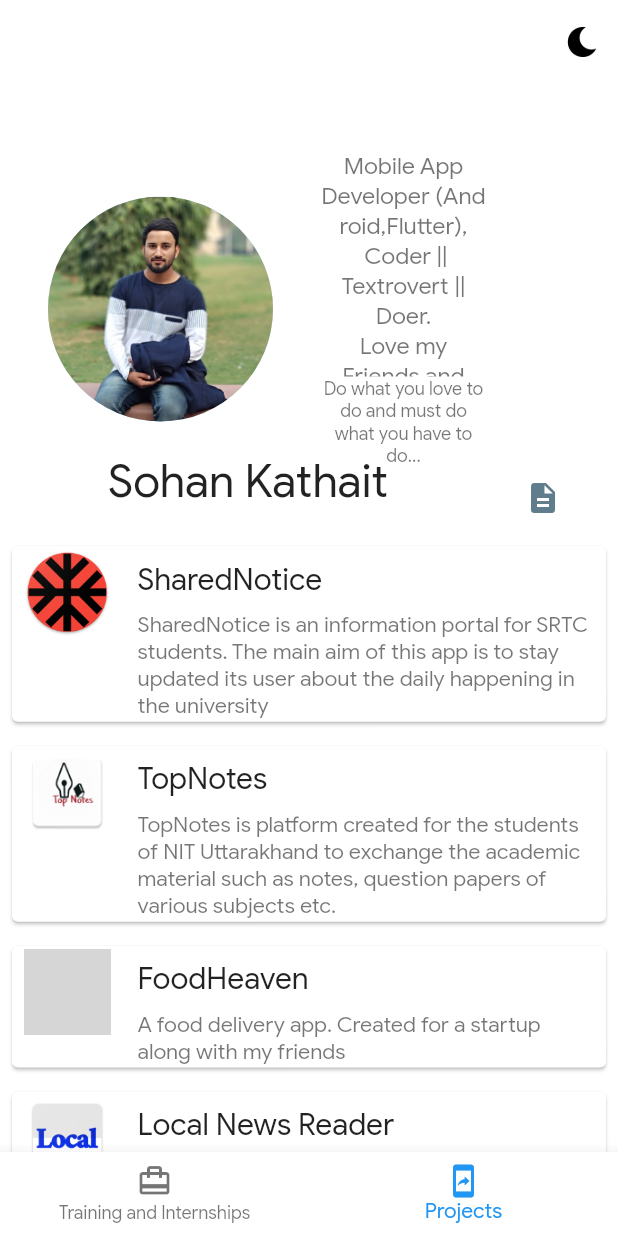
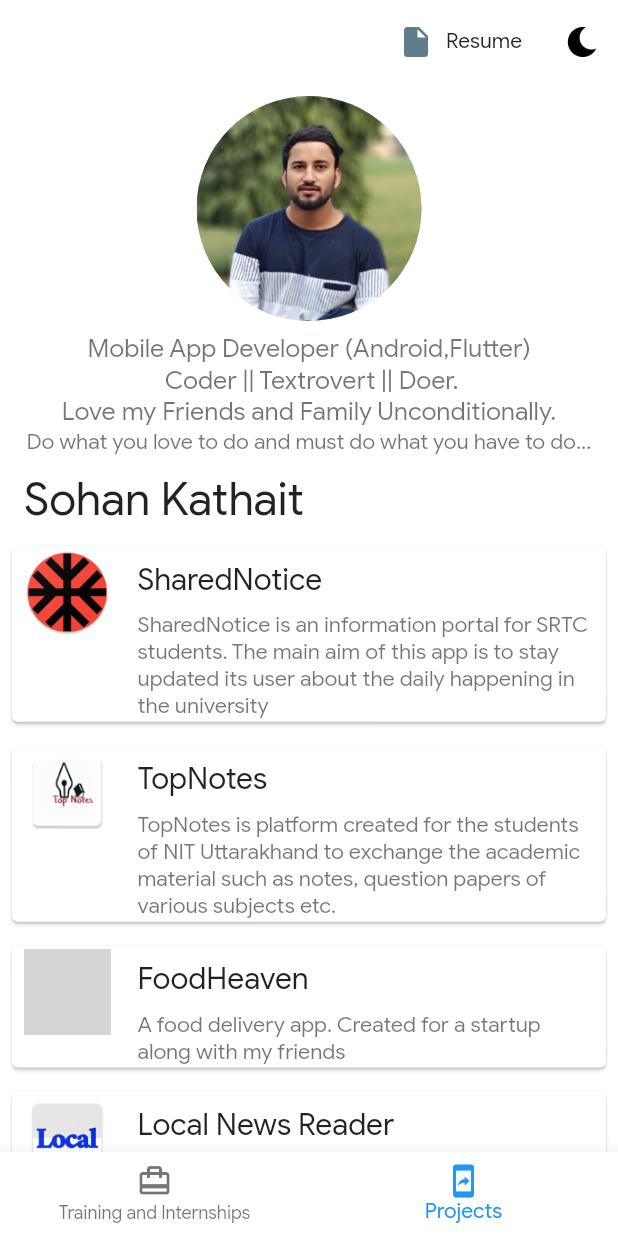
Before and after one commit to Thesohan/MyPortfolio, a Flutter app: the screen it shows after launch, item 2 of the bottom bar chosen, on a phone screen of 412 x 824 dp. Run offline on Flutter 3.47's test engine with Material 2 defaults, Android fonts, the light colour scheme and no system bars; missing offline and left inert: dart:html; grey boxes are pictures that could not be loaded.

Commit message:
final commit

```diff
--- a/lib/config/assets.dart
+++ b/lib/config/assets.dart
@@ -8,7 +8,6 @@ class Assets{
   static const twitter= 'assets/twitter.png';
   static const hacker= 'assets/hacker.png';
   static const ibit= 'assets/ib.png';
-
   static const atg_world = 'assets/atg.png';
   static const nituk = 'assets/nituk.jpg';
   static const genesis = 'assets/genesis.png';
@@ -18,7 +17,6 @@ class Assets{
   static const cetpa = 'assets/cetpa.png';
   static const topnotes = 'assets/works/topnotes.png';
   static const sharedNotice = 'assets/works/sharednotice.png';
-
   static const foodheaven = 'assets/works/foodheaven.png';
   static const isafe = 'assets/works/isafe.png';
   static const mmc= 'assets/works/isafe.png';
--- a/lib/config/companies.dart
+++ b/lib/config/companies.dart
@@ -5,9 +5,9 @@ final List<CompanyModel> companies = [
   CompanyModel(
       name: 'Genesis For Startup',
       description: 'Mobile app developer',
-      link: '',
+      link: 'https://drive.google.com/file/d/1B004tDLZs-JONZFncoJ6CFSMGs_cFw7g/view?usp=drivesdk',
       image: Assets.genesis,
-      date: '(July 1,2019 - Dec 31,2019)'),
+      date: '(Jan 13,2020 – Mar 26,2020)'),
   CompanyModel(
       name: 'Koverhoop Technologies',
       description: 'Flutter developer',
--- a/lib/config/social_profile_link.dart
+++ b/lib/config/social_profile_link.dart
@@ -1,4 +1,3 @@
-import 'package:flutter/cupertino.dart';
 import 'package:flutter/material.dart';
 import 'package:my_protfolio/config/assets.dart';
 import 'package:my_protfolio/config/constants.dart';
--- a/lib/pages/home_page.dart
+++ b/lib/pages/home_page.dart
@@ -2,6 +2,7 @@ import 'package:flutter/cupertino.dart';
 import 'package:flutter/material.dart';
 import 'package:my_protfolio/config/assets.dart';
 import 'package:my_protfolio/config/constants.dart';
+import 'package:my_protfolio/config/social_profile_link.dart';
 import 'package:my_protfolio/tabs/about_tab.dart';
 import 'package:my_protfolio/tabs/projects_tab.dart';
 import 'package:my_protfolio/widgets/responsive_widget.dart';
@@ -30,6 +31,15 @@ class _HomePageState extends State<HomePage> {
     return Scaffold(
       appBar: AppBar(
         actions: <Widget>[
+          FlatButton.icon(
+            icon: Icon(
+              Icons.insert_drive_file,
+              color: Colors.blueGrey,
+            ),
+            label: Text('Resume'),
+            onPressed: () =>
+                html.window.open(Constants.RESUME, 'Sohan Kathait'),
+          ),
           IconButton(
             icon: ThemeSwitcher.of(context).isDarkModeOn
                 ? Icon(Icons.wb_sunny)
@@ -39,7 +49,7 @@ class _HomePageState extends State<HomePage> {
                     width: 20,
                   ),
             onPressed: () => ThemeSwitcher.of(context).switchDarkMode(),
-          )
+          ),
         ],
       ),
       body: NestedScrollView(
@@ -78,73 +88,62 @@ class _HomePageState extends State<HomePage> {
       pinned: true,
       flexibleSpace: FlexibleSpaceBar(
         centerTitle: false,
+        titlePadding: EdgeInsets.symmetric(vertical: 4.0, horizontal: 16.0),
         title: Text(
           'Sohan Kathait',
           style: Theme.of(context).textTheme.headline6,
-          textAlign: TextAlign.center,
+          textAlign: TextAlign.start,
         ),
         background: ResponsiveWidget(
           largeScreen: _buildHeader(
-              isSmall: false, imageParam: 200.0, textScaleFactor: 2.0),
+            isSmall: false,
+          ),
           smallScreen: _buildHeader(
-              isSmall: true, imageParam: 150.0, textScaleFactor: 1.3),
+            isSmall: true,
+          ),
         ),
       ),
     );
   }
 
-  Widget _buildHeader(
-      {bool isSmall, double textScaleFactor, double imageParam}) {
-    return Row(
-      mainAxisAlignment: MainAxisAlignment.start,
+  Widget _buildHeader({bool isSmall}) {
+    return Column(
+        mainAxisAlignment: MainAxisAlignment.center,
         children: <Widget>[
           Padding(
-          padding: EdgeInsets.symmetric(horizontal: isSmall ? 32.0 : 64.0),
+            padding: EdgeInsets.symmetric(horizontal: 16.0, vertical: 8.0),
             child: Container(
-            height: imageParam,
-            width: imageParam,
+              height: 150.0,
+              width: 150.0,
               child: CircleAvatar(
-              radius: imageParam,
+                radius: 150.0,
                 backgroundImage: Image.asset(Assets.avatar).image,
               ),
             ),
           ),
           Expanded(
             child: Column(
-            mainAxisAlignment: MainAxisAlignment.center,
+              mainAxisAlignment: MainAxisAlignment.start,
               children: <Widget>[
                 Flexible(
                   child: Text(
-                  'Mobile App Developer (Android,Flutter), \n Coder || Textrovert || Doer.\nLove my Friends and Family Unconditionally.',
+                    'Mobile App Developer (Android,Flutter) \n Coder || Textrovert || Doer.\nLove my Friends and Family Unconditionally.',
                     style: Theme.of(context).textTheme.caption,
                     textAlign: TextAlign.center,
-                  textScaleFactor: textScaleFactor,
+                    textScaleFactor: 1.4,
                   ),
                 ),
                 Flexible(
                   child: Text(
                     'Do what you love to do and must do what you have to do...',
                     style: Theme.of(context).textTheme.caption,
-                  textScaleFactor: textScaleFactor == 2.0 ? 1.3 : 1,
+                    textScaleFactor: 1.2,
                     textAlign: TextAlign.center,
                   ),
                 ),
               ],
             ),
           ),
-        Align(
-          alignment: Alignment.bottomRight,
-          child: FlatButton.icon(
-            icon: Icon(
-              Icons.description,
-              color: Colors.blueGrey,
-            ),
-            label: Text('${isSmall ? '' : 'Resume'}'),
-            onPressed: () =>
-                html.window.open(Constants.RESUME, 'Sohan Kathait'),
-          ),
-        ),
-      ],
-    );
+        ]);
   }
 }
--- a/lib/tabs/about_tab.dart
+++ b/lib/tabs/about_tab.dart
@@ -1,4 +1,3 @@
-import 'package:flutter/cupertino.dart';
 import 'package:flutter/material.dart';
 import 'package:my_protfolio/config/companies.dart';
 import 'package:my_protfolio/config/projects.dart';
--- a/lib/widgets/company_widget.dart
+++ b/lib/widgets/company_widget.dart
@@ -19,7 +19,6 @@ class CompanyWidget extends StatelessWidget {
         onTap: onCompanyClick,
         child: Padding(
           padding: const EdgeInsets.all(8.0),
-          child: Flexible(
           child: Row(
             crossAxisAlignment: CrossAxisAlignment.start,
             mainAxisSize: MainAxisSize.min,
@@ -68,7 +67,6 @@ class CompanyWidget extends StatelessWidget {
           ),
         ),
       ),
-      ),
     );
   }
 
--- a/lib/widgets/project_widget.dart
+++ b/lib/widgets/project_widget.dart
@@ -17,7 +17,6 @@ class ProjectWidget extends StatelessWidget {
         onTap: onProjectClick,
         child: Padding(
           padding: const EdgeInsets.symmetric(horizontal: 8.0,vertical: 2.0),
-          child: Flexible(
           child: Row(
             crossAxisAlignment: CrossAxisAlignment.start,
             mainAxisSize: MainAxisSize.min,
@@ -58,7 +57,6 @@ class ProjectWidget extends StatelessWidget {
           ),
         ),
       ),
-      ),
     );
   }
 
```
Also changed, not shown: assets/avatar.jpg. Lines whose indentation alone changed are shown as unchanged.
